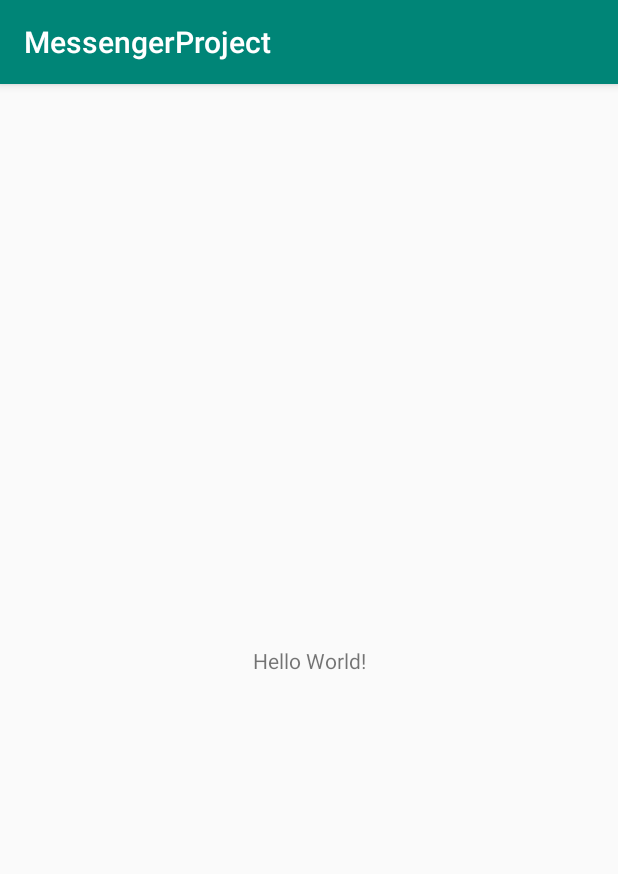
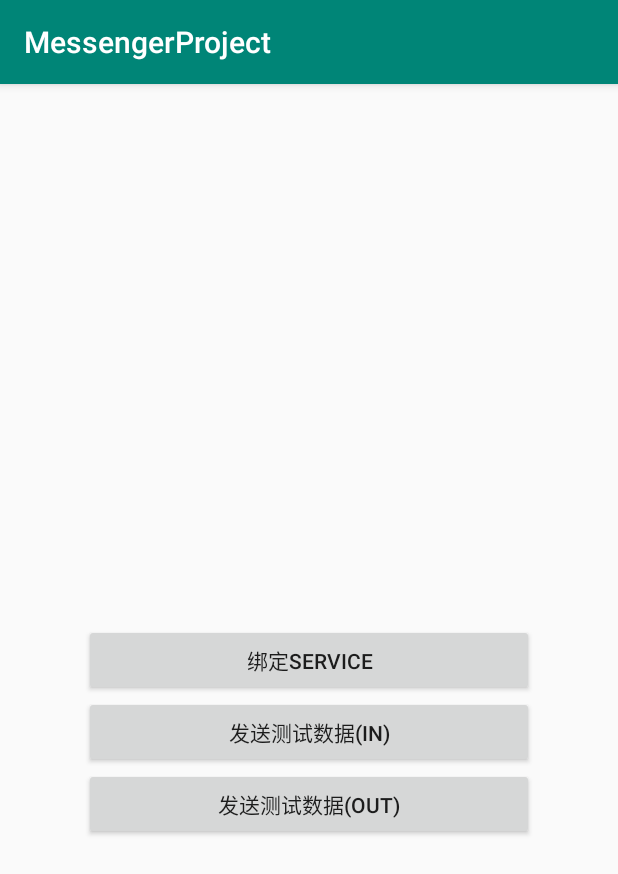
Before and after one commit to amikoj/AndroidDemo, an Android app: the screen it shows after launch (MainActivity), on a phone screen of 412 x 824 dp. Shown: the top 874 px of the screen. Run offline under Robolectric (Android 15) with nearby library versions, the phone set to English and light mode, and no system bars.

Commit message:
更新。

```diff
--- a/messengerproject/src/main/res/layout/activity_main.xml
+++ b/messengerproject/src/main/res/layout/activity_main.xml
@@ -6,13 +6,36 @@
     android:layout_height="match_parent"
     tools:context=".MainActivity">
 
-    <TextView
-        android:layout_width="wrap_content"
+    <Button
+        android:id="@+id/bind"
+        android:layout_width="300dp"
         android:layout_height="wrap_content"
-        android:text="Hello World!"
+        android:text="绑定Service"
+        android:onClick="onClick"
         app:layout_constraintBottom_toBottomOf="parent"
         app:layout_constraintLeft_toLeftOf="parent"
         app:layout_constraintRight_toRightOf="parent"
         app:layout_constraintTop_toTopOf="parent" />
 
+
+    <Button
+        android:id="@+id/send"
+        android:text="发送测试数据(in)"
+        android:onClick="onClick"
+        app:layout_constraintTop_toBottomOf="@id/bind"
+        app:layout_constraintStart_toStartOf="parent"
+        app:layout_constraintEnd_toEndOf="parent"
+        android:layout_width="300dp"
+        android:layout_height="wrap_content" />
+
+    <Button
+        android:id="@+id/send_out"
+        android:text="发送测试数据(out)"
+        android:onClick="onClick"
+        app:layout_constraintTop_toBottomOf="@id/send"
+        app:layout_constraintStart_toStartOf="parent"
+        app:layout_constraintEnd_toEndOf="parent"
+        android:layout_width="300dp"
+        android:layout_height="wrap_content" />
+
 </android.support.constraint.ConstraintLayout>
```
Also changed, not shown: aidlproject/src/main/java/com/kubo/aidlproject/MainActivity.java (+7 -1 lines), messengerproject/src/main/AndroidManifest.xml (+12 -1 lines), messengerproject/src/main/java/cn/enjoytoday/messengerproject/MainActivity.java (+57 -0 lines), messengerproject/src/main/java/cn/enjoytoday/messengerproject/MessengerService.java (+27 -1 lines).
